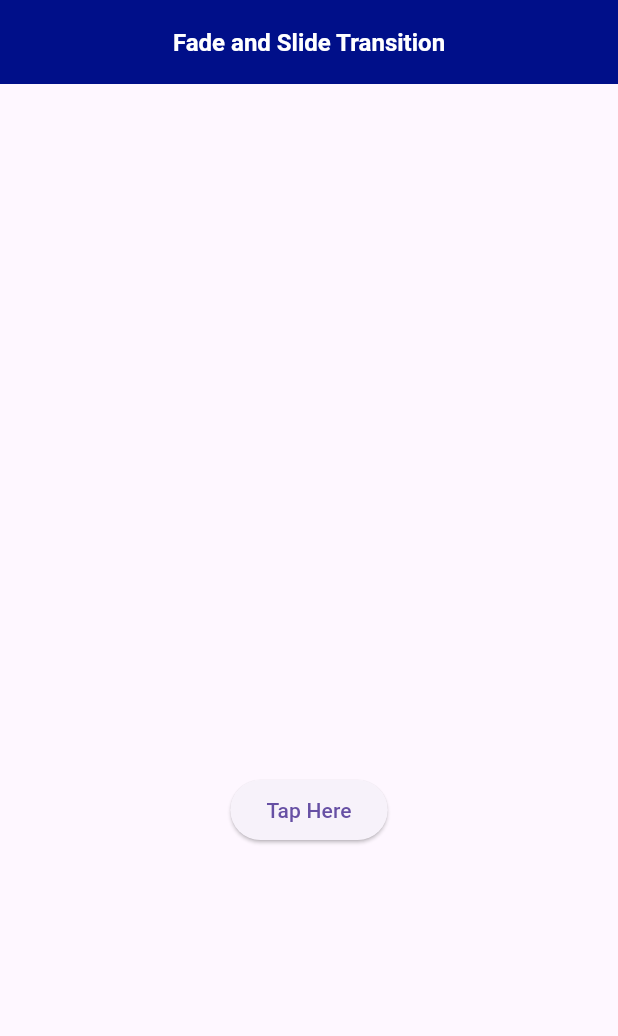
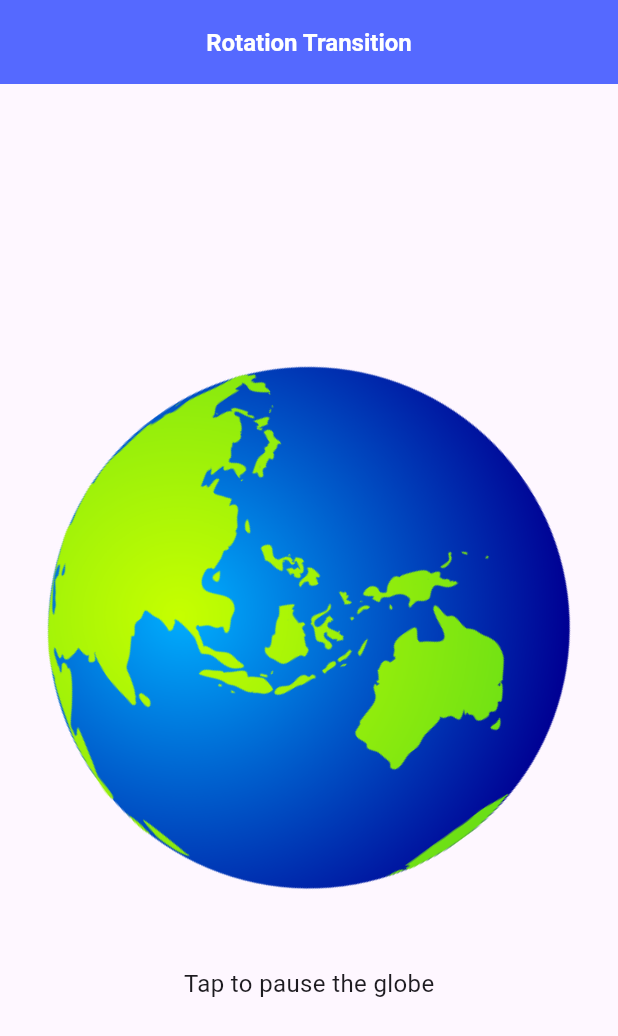
Before and after one commit to Hassan0308/Flutter-Animation, a Flutter app: the screen it shows after launch, on a phone screen of 412 x 824 dp. Shown: the top 1036 px of the screen. Run offline on Flutter 3.47's test engine with Material 3 defaults, Android fonts, the phone set to English and light mode, and no system bars.

Commit message:
first commit

```diff
--- a/lib/main.dart
+++ b/lib/main.dart
@@ -1,9 +1,9 @@
 import 'package:flutter/material.dart';
-import 'package:flutter_animation/screens/fade_and_slide_transition_screen.dart';
+import 'package:flutter_animation/screens/rotation_transition_screen.dart';
 
 void main() {
-  runApp(MaterialApp(
+  runApp(const MaterialApp(
     debugShowCheckedModeBanner: false,
-    home: FadeAndSlideTransitionScreen(),
+    home: RotationTransitionScreen(),
   ));
 }
--- a/lib/screens/fade_and_slide_transition_screen.dart
+++ /dev/null
@@ -1,80 +0,0 @@
-import 'package:flutter/material.dart';
-
-class FadeAndSlideTransitionScreen extends StatefulWidget {
-  const FadeAndSlideTransitionScreen({super.key});
-
-  @override
-  _FadeAndSlideTransitionScreenState createState() =>
-      _FadeAndSlideTransitionScreenState();
-}
-
-class _FadeAndSlideTransitionScreenState
-    extends State<FadeAndSlideTransitionScreen>
-    with SingleTickerProviderStateMixin {
-
-  late AnimationController animationController;
-  late Animation<double> animation1;
-  late Animation<Offset> animation2;
-
-  @override
-  void initState() {
-    animationController =
-        AnimationController(vsync: this, duration: const Duration(seconds: 1));
-    animation1 = Tween(begin: 0.0, end: 1.0).animate(animationController);
-    animation2 = Tween(
-      begin: const Offset(0.0, -1.5),
-      end: const Offset(0.0, 0.0),
-    ).animate(animationController);
-    super.initState();
-  }
-
-  @override
-  Widget build(BuildContext context) {
-    var width = MediaQuery.of(context).size.width;
-    var height = MediaQuery.of(context).size.height;
-    return Scaffold(
-      appBar: AppBar(
-        foregroundColor: Colors.white,
-        title: const Text(
-          "Fade and Slide Transition",
-          style: TextStyle(
-              color: Colors.white, fontSize: 16, fontWeight: FontWeight.bold),
-        ),
-        centerTitle: true,
-        backgroundColor: const Color(0xFF000f89),
-      ),
-      body: SizedBox(
-        width: width,
-        height: height,
-        child: Column(
-          mainAxisAlignment: MainAxisAlignment.center,
-          crossAxisAlignment: CrossAxisAlignment.center,
-          children: [
-            FadeTransition(
-                opacity: animation1,
-                child: SlideTransition(
-                  position: animation2,
-                  child: const Icon(
-                    Icons.rocket,
-                    color: Colors.blueGrey,
-                    size: 200,
-                  ),
-                )),
-            const SizedBox(height: 20),
-            ElevatedButton(
-              onPressed: () {
-                if (animationController.isCompleted) {
-                  animationController.reverse();
-                } else {
-                  animationController.forward();
-                }
-              },
-              child: const Text("Tap Here"),
-            ),
-            const SizedBox(height: 20),
-          ],
-        ),
-      ),
-    );
-  }
-}
--- /dev/null
+++ b/lib/screens/rotation_transition_screen.dart
@@ -0,0 +1,72 @@
+import 'package:flutter/material.dart';
+
+class RotationTransitionScreen extends StatefulWidget {
+  const RotationTransitionScreen({super.key});
+
+  @override
+  _RotationTransitionScreenState createState() =>
+      _RotationTransitionScreenState();
+}
+
+class _RotationTransitionScreenState extends State<RotationTransitionScreen>
+    with SingleTickerProviderStateMixin {
+  late AnimationController animationController;
+
+  @override
+  void initState() {
+    animationController =
+        AnimationController(vsync: this, duration: const Duration(seconds: 2));
+    animationController.repeat();
+    super.initState();
+  }
+
+  @override
+  void dispose() {
+    animationController.dispose();
+    super.dispose();
+  }
+
+  @override
+  Widget build(BuildContext context) {
+    var width = MediaQuery.of(context).size.width;
+    var height = MediaQuery.of(context).size.height;
+    return Scaffold(
+      appBar: AppBar(
+        foregroundColor: Colors.white,
+        title: const Text(
+          "Rotation Transition",
+          style: TextStyle(
+              color: Colors.white, fontSize: 16, fontWeight: FontWeight.bold),
+        ),
+        centerTitle: true,
+        backgroundColor: const Color.fromARGB(255, 85, 105, 255),
+      ),
+      body: SizedBox(
+        width: width,
+        height: height,
+        child: Column(
+          mainAxisAlignment: MainAxisAlignment.center,
+          crossAxisAlignment: CrossAxisAlignment.center,
+          children: [
+            GestureDetector(
+              onTapUp: (details) {
+                animationController.repeat();
+              },
+              onTapDown: (details) {
+                animationController.stop();
+              },
+              child: RotationTransition(
+                  turns: animationController,
+                  child: Image.asset('assets/images/earth.png')),
+            ),
+            const SizedBox(height: 20),
+            const Text(
+              "Tap to pause the globe",
+              style: TextStyle(fontSize: 16),
+            )
+          ],
+        ),
+      ),
+    );
+  }
+}
--- a/pubspec.yaml
+++ b/pubspec.yaml
@@ -59,8 +59,8 @@ flutter:
   uses-material-design: true
 
   # To add assets to your application, add an assets section, like this:
-  # assets:
-  #   - assets/images/
+  assets:
+    - assets/images/
   #   - images/a_dot_ham.jpeg
 
   # An image asset can refer to one or more resolution-specific "variants", see
```
Also changed, not shown: assets/images/earth.png (added).
